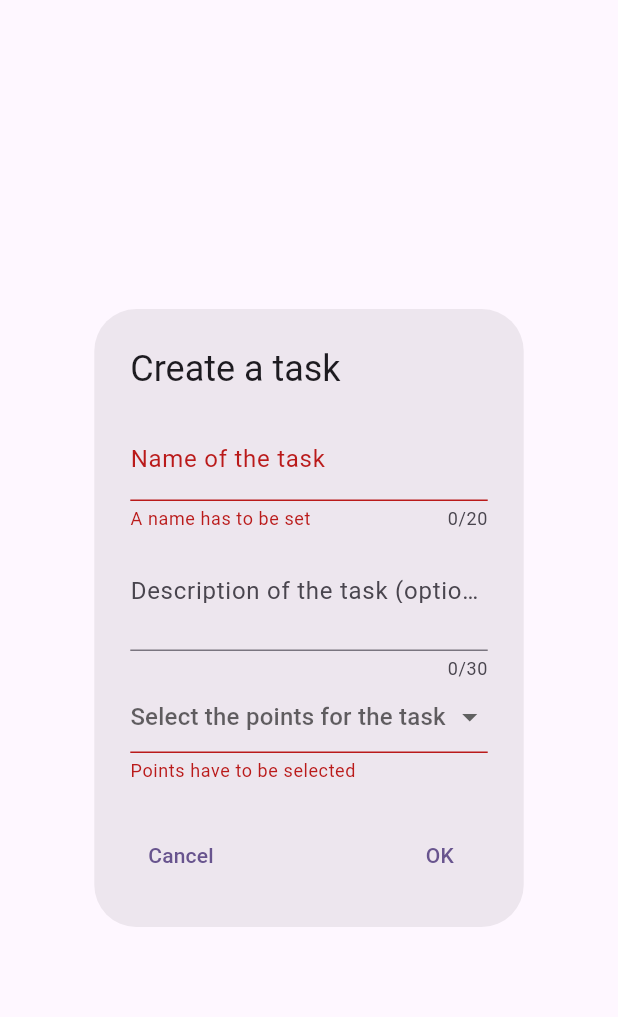
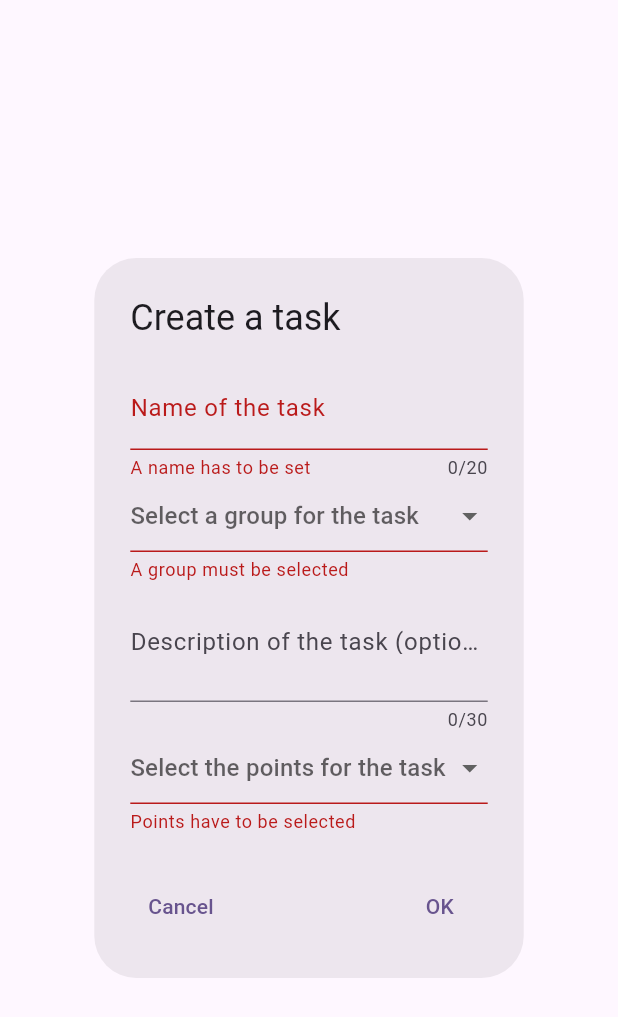
Before and after one commit to SuyashMullick/chore-tracker, a Flutter app: the CreateTaskDialog widget shown alone on an empty page, opened directly with empty values, after a tap on "OK", on a phone screen of 412 x 824 dp. Shown: the top 1017 px of the screen. Run offline on Flutter 3.47's test engine with Material 3 defaults, Android fonts, the light colour scheme and no system bars; missing offline and left inert: multiselect, weekview_calendar.

Commit message:
Add group when creating a task

```diff
--- a/dev_flutter/lib/Model/service.dart
+++ b/dev_flutter/lib/Model/service.dart
@@ -68,9 +68,9 @@ class Service {
       final response = await http.get(Uri.parse(url));
 
       if (response.statusCode == 200) {
-        List<dynamic> tasks = json.decode(response.body);
+        List<dynamic> tasksJson = json.decode(response.body);
 
-        print(tasks);
+
       } else {
         throw Exception('Failed to load tasks');
       }
--- a/dev_flutter/lib/View/task_page.dart
+++ b/dev_flutter/lib/View/task_page.dart
@@ -10,8 +10,8 @@ class TaskPage extends StatelessWidget {
   Widget build(BuildContext context) {
     return Padding(
       padding: const EdgeInsets.all(8.0),
-      child: Consumer<TaskViewModel>(
-        builder: (context, taskViewModel, _) {
+      child: Consumer2<TaskViewModel, GroupViewModel>(
+        builder: (context, taskViewModel, groupViewModel, _) {
           List<Task> tasks = taskViewModel.getAllTasks();
           List<Widget> widgets = [];
           for (var task in tasks) {
@@ -20,6 +20,7 @@ class TaskPage extends StatelessWidget {
                 child: ListTile(
                   leading: const Icon(Icons.task),
                   title: Text(task.getName()),
+                  subtitle: Text(task.getGroup().getDesc()),
                   trailing: IconButton(
                     icon: const Icon(Icons.delete),
                     onPressed: () => taskViewModel.removeTask(task),
@@ -39,7 +40,9 @@ class TaskPage extends StatelessWidget {
                     showDialog(
                       context: context,
                       builder: (context) {
-                        return CreateTaskDialog(taskViewModel: taskViewModel);
+                        return CreateTaskDialog(
+                            taskViewModel: taskViewModel,
+                            groupViewModel: groupViewModel);
                       },
                     );
                   },
@@ -56,8 +59,10 @@ class TaskPage extends StatelessWidget {
 
 class CreateTaskDialog extends StatefulWidget {
   final TaskViewModel taskViewModel;
+  final GroupViewModel groupViewModel;
 
-  const CreateTaskDialog({super.key, required this.taskViewModel});
+  const CreateTaskDialog(
+      {super.key, required this.taskViewModel, required this.groupViewModel});
 
   @override
   CreateTaskDialogState createState() => CreateTaskDialogState();
@@ -66,16 +71,15 @@ class CreateTaskDialog extends StatefulWidget {
 class CreateTaskDialogState extends State<CreateTaskDialog> {
   late final TextEditingController _taskDescEditingController;
   late final TextEditingController _taskNameEditingController;
-  late final TextEditingController _taskPointsController;
   final _formKey = GlobalKey<FormState>();
   int? _selectedPoints;
+  Group? _selectedGroup;
 
   @override
   void initState() {
     super.initState();
     _taskDescEditingController = TextEditingController();
     _taskNameEditingController = TextEditingController();
-    _taskPointsController = TextEditingController();
   }
 
   @override
@@ -84,9 +88,7 @@ class CreateTaskDialogState extends State<CreateTaskDialog> {
       key: _formKey,
       child: AlertDialog(
         title: const Text('Create a task'),
-        content: Column(
-          mainAxisSize: MainAxisSize.min,
-          children: [
+        content: Column(mainAxisSize: MainAxisSize.min, children: [
           TextFormField(
             maxLength: 20,
             controller: _taskNameEditingController,
@@ -97,8 +99,30 @@ class CreateTaskDialogState extends State<CreateTaskDialog> {
               if (value == null || value.trim().isEmpty) {
                 return 'A name has to be set';
               }
-              if (widget.taskViewModel.isTaskExisting(value)) {
-                return 'A task with the same name already exists';
+              if (widget.taskViewModel.isTaskExisting(value, _selectedGroup)) {
+                return 'Task with same name already exists';
+              }
+              return null;
+            },
+          ),
+          DropdownButtonFormField<Group>(
+            value: _selectedGroup,
+            hint: const Text('Select a group for the task'),
+            items: widget.groupViewModel
+                .getGroups()
+                .map((group) => DropdownMenuItem(
+                      value: group,
+                      child: Text(group.getDesc()),
+                    ))
+                .toList(),
+            onChanged: (value) {
+              setState(() {
+                _selectedGroup = value;
+              });
+            },
+            validator: (value) {
+              if (value == null) {
+                return 'A group must be selected';
               }
               return null;
             },
@@ -151,18 +175,19 @@ class CreateTaskDialogState extends State<CreateTaskDialog> {
                 return;
               }
               if (_taskNameEditingController.text.isNotEmpty &&
-                  _selectedPoints != null) {
+                  _selectedPoints != null &&
+                  _selectedGroup != null) {
                 final Task newTask = Task(
                   name: _taskNameEditingController.text,
                   points: _selectedPoints,
-                  group: Group(desc: 'Group 1'),
+                  group: _selectedGroup!,
                   desc: _taskDescEditingController.text,
                 );
                 widget.taskViewModel.addTask(newTask);
                 _taskNameEditingController.clear();
                 _taskDescEditingController.clear();
-                _taskPointsController.clear();
                 _selectedPoints = null;
+                _selectedGroup = null;
                 Navigator.of(context).pop();
               }
             },
--- a/dev_flutter/lib/ViewModel/task_viewmodel.dart
+++ b/dev_flutter/lib/ViewModel/task_viewmodel.dart
@@ -46,6 +46,10 @@ class Task {
     _points = points;
   }
 
+  Group getGroup() {
+    return _group;
+  }
+
   getPoints() {
     return _points;
   }
@@ -60,7 +64,7 @@ class Task {
 }
 
 class TaskViewModel extends ChangeNotifier {
-  List<Task> _tasks = [];
+  final List<Task> _tasks = [];
 
   TaskViewModel() {
     _loadTasks();
@@ -81,9 +85,12 @@ class TaskViewModel extends ChangeNotifier {
     notifyListeners();
   }
 
-  isTaskExisting(String taskName) {
+  isTaskExisting(String taskName, Group? group) {
+    if (group == null) {
+      return false;
+    }
     for (Task task in _tasks) {
-      if (task.getName() == taskName) {
+      if (task.getName() == taskName && task.getGroup() == group) {
         return true;
       }
     }
```
Also changed, not shown: dev_flutter/lib/View/calendar_page.dart (+7 -3 lines).
